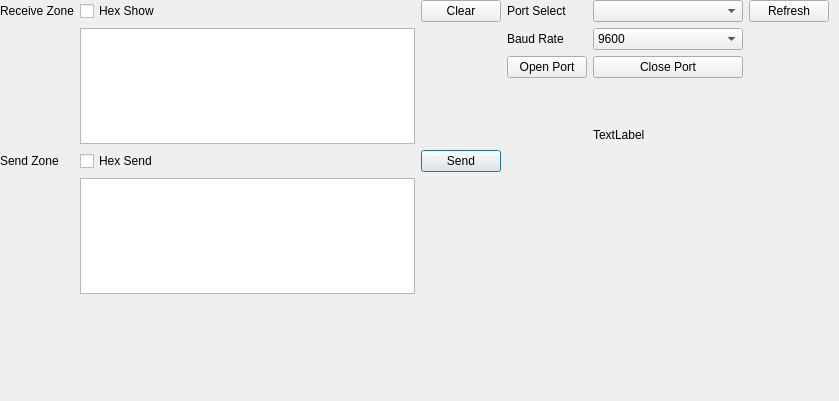
This is GUI/ui_PortSelect.ui in RRRRubbit/RISC-V_Debugger as Qt 5 draws it before an edit. The edited form follows.
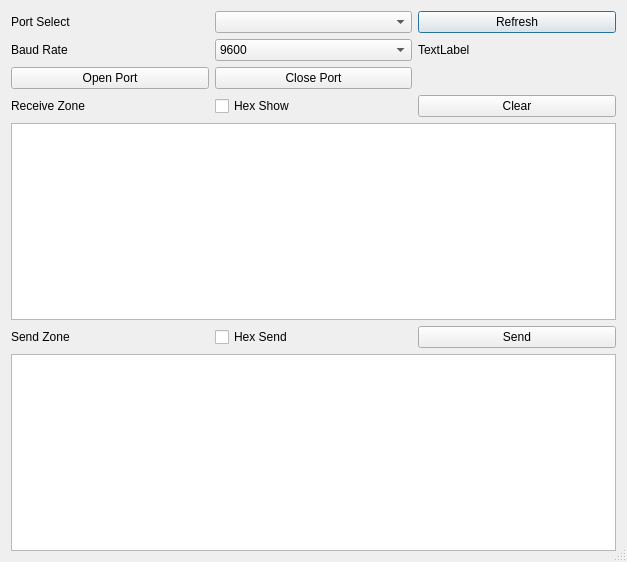
This is the edited form.

```diff
--- a/GUI/ui_PortSelect.ui
+++ b/GUI/ui_PortSelect.ui
@@ -6,90 +6,30 @@
    <rect>
     <x>0</x>
     <y>0</y>
-    <width>839</width>
-    <height>401</height>
+    <width>627</width>
+    <height>562</height>
    </rect>
   </property>
   <property name="windowTitle">
    <string>Serial Port Management</string>
   </property>
-  <widget class="QWidget" name="horizontalLayoutWidget_2">
-   <property name="geometry">
-    <rect>
-     <x>0</x>
-     <y>0</y>
-     <width>829</width>
-     <height>294</height>
-    </rect>
-   </property>
-   <layout class="QHBoxLayout" name="horizontalLayout_2">
-    <item>
+  <property name="sizeGripEnabled">
+   <bool>true</bool>
+  </property>
+  <layout class="QGridLayout" name="gridLayout_3">
+   <item row="0" column="0">
      <layout class="QGridLayout" name="gridLayout_2">
       <property name="spacing">
        <number>6</number>
       </property>
-      <item row="0" column="1">
+     <item row="1" column="1">
        <widget class="QLabel" name="label_ReceiveZone">
         <property name="text">
          <string>Receive Zone</string>
         </property>
        </widget>
       </item>
-      <item row="3" column="3">
-       <widget class="QPushButton" name="pushButton_Send">
-        <property name="text">
-         <string>Send</string>
-        </property>
-       </widget>
-      </item>
-      <item row="0" column="3">
-       <widget class="QPushButton" name="pushButto_Clear">
-        <property name="text">
-         <string>Clear</string>
-        </property>
-       </widget>
-      </item>
-      <item row="3" column="2">
-       <widget class="QCheckBox" name="checkBox_HexSend">
-        <property name="text">
-         <string>Hex Send</string>
-        </property>
-       </widget>
-      </item>
-      <item row="2" column="3">
-       <layout class="QHBoxLayout" name="horizontalLayout"/>
-      </item>
-      <item row="0" column="2">
-       <widget class="QCheckBox" name="checkBox_HexShow">
-        <property name="text">
-         <string>Hex Show</string>
-        </property>
-       </widget>
-      </item>
-      <item row="3" column="1">
-       <widget class="QLabel" name="label_SendZone">
-        <property name="text">
-         <string>Send Zone</string>
-        </property>
-       </widget>
-      </item>
-      <item row="1" column="2">
-       <widget class="QTextEdit" name="textEdit_Receive">
-        <property name="sizePolicy">
-         <sizepolicy hsizetype="Expanding" vsizetype="Expanding">
-          <horstretch>0</horstretch>
-          <verstretch>0</verstretch>
-         </sizepolicy>
-        </property>
-        <property name="minimumSize">
-         <size>
-          <width>200</width>
-          <height>100</height>
-         </size>
-        </property>
-       </widget>
-      </item>
-      <item row="4" column="2">
+     <item row="4" column="1" colspan="3">
        <widget class="QTextEdit" name="textEdit_Send">
         <property name="minimumSize">
          <size>
@@ -99,44 +39,8 @@
         </property>
        </widget>
       </item>
-     </layout>
-    </item>
-    <item>
-     <layout class="QGridLayout" name="gridLayout">
-      <item row="0" column="0">
-       <widget class="QLabel" name="label_Port">
-        <property name="text">
-         <string>Port Select</string>
-        </property>
-       </widget>
-      </item>
-      <item row="5" column="2">
-       <widget class="QLabel" name="label_IsOpenOrNot">
-        <property name="text">
-         <string/>
-        </property>
-       </widget>
-      </item>
-      <item row="9" column="0">
-       <widget class="QLabel" name="label_Statusbar">
-        <property name="frameShadow">
-         <enum>QFrame::Plain</enum>
-        </property>
-        <property name="lineWidth">
-         <number>1</number>
-        </property>
-        <property name="text">
-         <string/>
-        </property>
-       </widget>
-      </item>
-      <item row="5" column="1">
-       <widget class="QPushButton" name="pushButton_ClosePort">
-        <property name="text">
-         <string>Close Port</string>
-        </property>
-       </widget>
-      </item>
+     <item row="0" column="1" colspan="3">
+      <layout class="QGridLayout" name="gridLayout" rowstretch="0,0,0,0,0,0,0,0,0" rowminimumheight="0,0,0,0,0,0,0,0,0">
       <item row="0" column="2">
        <widget class="QPushButton" name="pushButton_Refresh">
         <property name="text">
@@ -144,16 +48,13 @@
         </property>
        </widget>
       </item>
-      <item row="5" column="0">
-       <widget class="QPushButton" name="pushButton_OpenPort">
+       <item row="4" column="2">
+        <widget class="QLabel" name="label_IsOpenOrNot">
         <property name="text">
-         <string>Open Port</string>
+          <string/>
         </property>
        </widget>
       </item>
-      <item row="0" column="1">
-       <widget class="QComboBox" name="comboBox_PortName"/>
-      </item>
       <item row="2" column="0">
        <widget class="QLabel" name="label_BaudRate">
         <property name="text">
@@ -161,6 +62,36 @@
         </property>
        </widget>
       </item>
+       <item row="2" column="2">
+        <widget class="QLabel" name="label_Time">
+         <property name="minimumSize">
+          <size>
+           <width>150</width>
+           <height>0</height>
+          </size>
+         </property>
+         <property name="text">
+          <string>TextLabel</string>
+         </property>
+        </widget>
+       </item>
+       <item row="0" column="0">
+        <widget class="QLabel" name="label_Port">
+         <property name="text">
+          <string>Port Select</string>
+         </property>
+        </widget>
+       </item>
+       <item row="0" column="1">
+        <widget class="QComboBox" name="comboBox_PortName"/>
+       </item>
+       <item row="4" column="1">
+        <widget class="QPushButton" name="pushButton_ClosePort">
+         <property name="text">
+          <string>Close Port</string>
+         </property>
+        </widget>
+       </item>
       <item row="2" column="1">
        <widget class="QComboBox" name="comboBox_BaudRate">
         <item>
@@ -220,23 +151,75 @@
         </item>
        </widget>
       </item>
-      <item row="6" column="1">
-       <widget class="QLabel" name="label_Time">
+       <item row="4" column="0">
+        <widget class="QPushButton" name="pushButton_OpenPort">
+         <property name="text">
+          <string>Open Port</string>
+         </property>
+        </widget>
+       </item>
+      </layout>
+     </item>
+     <item row="1" column="2">
+      <widget class="QCheckBox" name="checkBox_HexShow">
+       <property name="text">
+        <string>Hex Show</string>
+       </property>
+      </widget>
+     </item>
+     <item row="1" column="3">
+      <widget class="QPushButton" name="pushButto_Clear">
+       <property name="text">
+        <string>Clear</string>
+       </property>
+      </widget>
+     </item>
+     <item row="3" column="3">
+      <widget class="QPushButton" name="pushButton_Send">
+       <property name="text">
+        <string>Send</string>
+       </property>
+       <property name="shortcut">
+        <string>Return</string>
+       </property>
+       <property name="checkable">
+        <bool>false</bool>
+       </property>
+      </widget>
+     </item>
+     <item row="3" column="2">
+      <widget class="QCheckBox" name="checkBox_HexSend">
+       <property name="text">
+        <string>Hex Send</string>
+       </property>
+      </widget>
+     </item>
+     <item row="3" column="1">
+      <widget class="QLabel" name="label_SendZone">
+       <property name="text">
+        <string>Send Zone</string>
+       </property>
+      </widget>
+     </item>
+     <item row="2" column="1" colspan="3">
+      <widget class="QTextBrowser" name="textBrowser_Receive">
+       <property name="sizePolicy">
+        <sizepolicy hsizetype="Expanding" vsizetype="Expanding">
+         <horstretch>0</horstretch>
+         <verstretch>0</verstretch>
+        </sizepolicy>
+       </property>
         <property name="minimumSize">
          <size>
-          <width>150</width>
-          <height>0</height>
-         </size>
-        </property>
-        <property name="text">
-         <string>TextLabel</string>
-        </property>
+         <width>200</width>
+         <height>100</height>
+        </size>
+       </property>
        </widget>
       </item>
      </layout>
     </item>
    </layout>
-  </widget>
  </widget>
  <resources/>
  <connections/>
```
Lines whose indentation alone changed are shown as unchanged.
